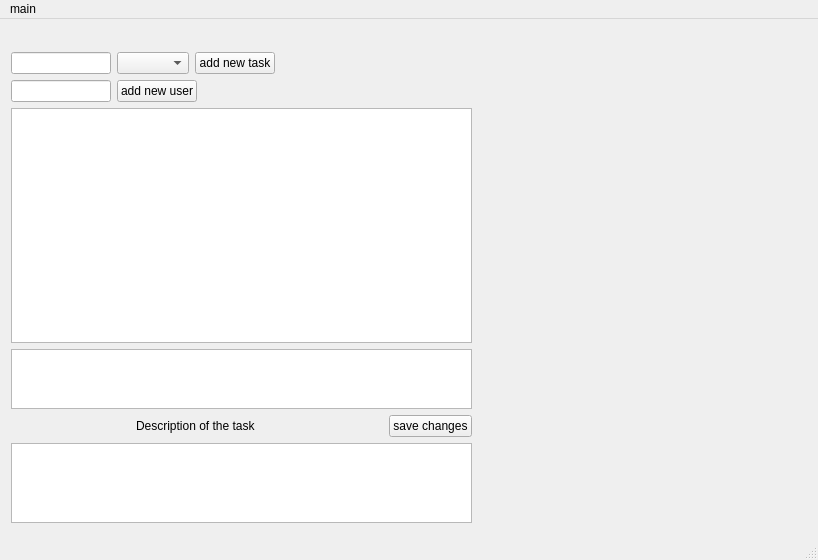
Before: the Qt Designer form gantt.ui in thedanzjl/gantt, drawn with Qt 5.
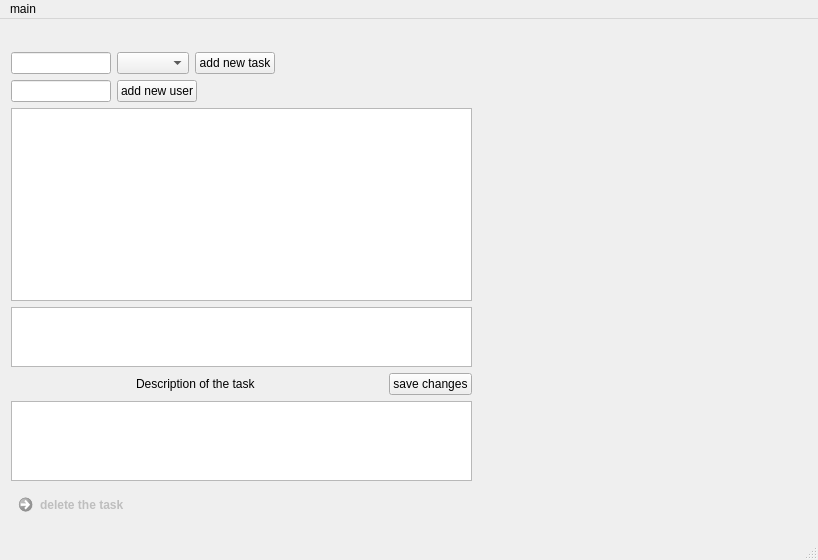
After: the same form once the commit is applied. Icons and pictures are not drawn.

Commit message: add deletion of tasks

The edit to the form file:
```diff
--- a/gantt.ui
+++ b/gantt.ui
@@ -213,6 +213,29 @@
          </property>
         </widget>
        </item>
+       <item>
+        <widget class="QCommandLinkButton" name="deleteTaskButton">
+         <property name="enabled">
+          <bool>false</bool>
+         </property>
+         <property name="cursor">
+          <cursorShape>ArrowCursor</cursorShape>
+         </property>
+         <property name="toolTip">
+          <string>delete selected task</string>
+         </property>
+         <property name="text">
+          <string>delete the task</string>
+         </property>
+         <property name="icon">
+          <iconset>
+           <normaloff>delete_icon2.png</normaloff>delete_icon2.png</iconset>
+         </property>
+         <property name="checkable">
+          <bool>false</bool>
+         </property>
+        </widget>
+       </item>
       </layout>
      </item>
     </layout>
```
The commit also changes 3 other files.
